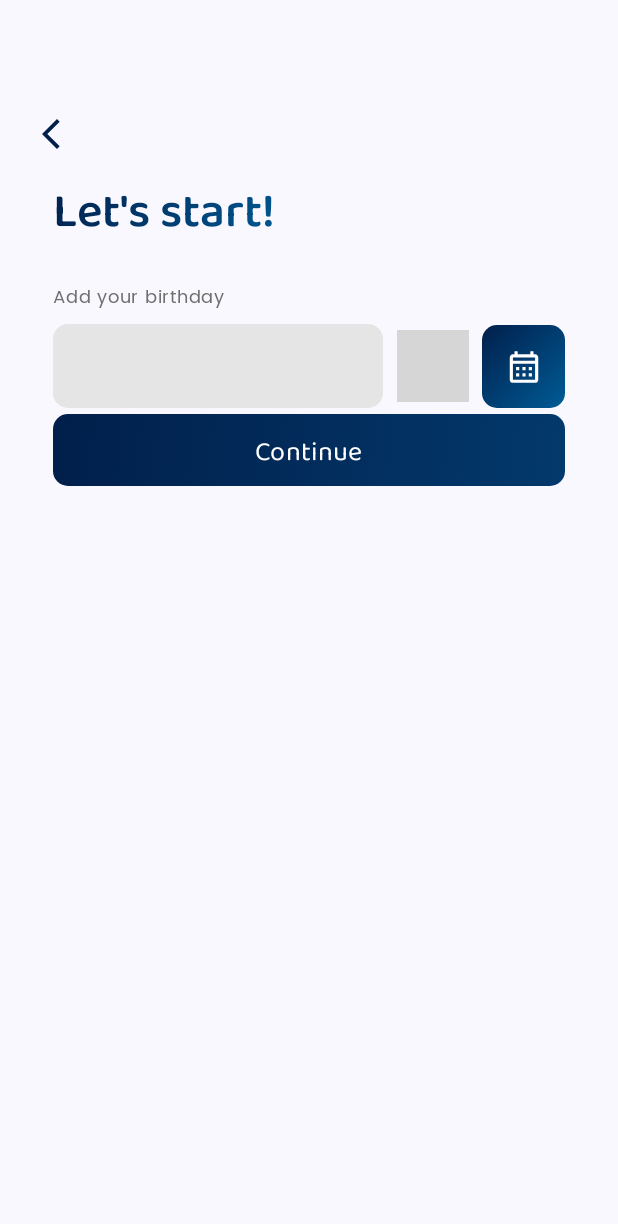
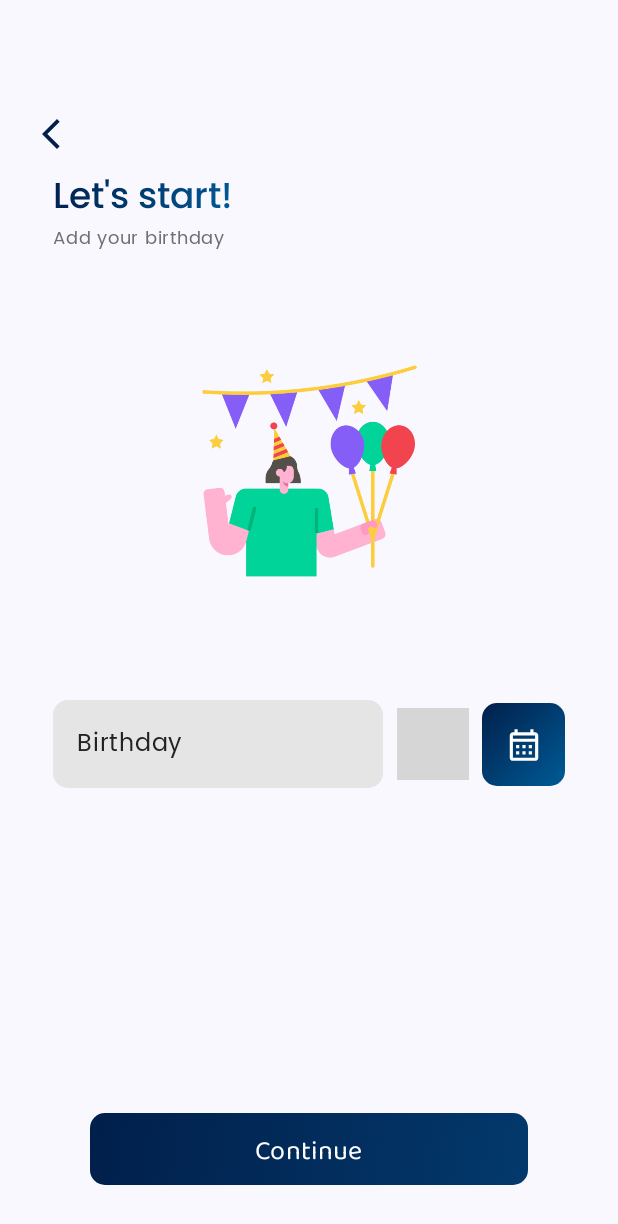
Before and after one commit to JINNIELABORE/Jinni-Mobile, an Android app built with Jetpack Compose: the SignUpMethodChoiceScreen screen opened through its navigation route, after a tap on "Freelancer", on a phone screen of 412 x 824 dp. Shown: the top 1224 px of the screen. Run offline under Robolectric (Android 15) with nearby library versions, the phone set to English and light mode, and no system bars; libraries missing offline, so code that uses them is left out: network.chaintech.kmp_date_time_picker; Roboto replaces fonts that are not available here; 3 statements that could not run were skipped; grey boxes are pictures that could not be loaded.

Commit message:
atualização do cadastro

```diff
--- a/app/src/main/java/br/senai/sp/jandira/screens/cadastros/AddCnpj.kt
+++ b/app/src/main/java/br/senai/sp/jandira/screens/cadastros/AddCnpj.kt
@@ -65,9 +65,9 @@ fun AddCnpj(navController: NavController, clientViewModel: ClientViewModel) {
                 Column(modifier = Modifier.padding(horizontal = 35.dp)) {
                     Text(
                         text = stringResource(id = R.string.add_cnpj),
-                        fontSize = 32.sp,
-                        fontFamily = BalooTammudu,
-                        fontWeight = FontWeight.SemiBold,
+                        fontSize = 24.sp,
+                        fontFamily = Poppins,
+                        fontWeight = FontWeight.Medium,
                         style = TextStyle(
                             brush = Brush.linearGradient(
                                 listOf(
--- a/app/src/main/java/br/senai/sp/jandira/screens/cadastros/BirthdayScreen.kt
+++ b/app/src/main/java/br/senai/sp/jandira/screens/cadastros/BirthdayScreen.kt
@@ -1,5 +1,6 @@
 package br.senai.sp.jandira.screens.cadastros
 
+import androidx.compose.foundation.Image
 import androidx.compose.foundation.background
 import androidx.compose.foundation.clickable
 import androidx.compose.foundation.layout.Arrangement
@@ -36,9 +37,11 @@ import androidx.compose.ui.Alignment
 import androidx.compose.ui.Modifier
 import androidx.compose.ui.graphics.Brush
 import androidx.compose.ui.graphics.Color
+import androidx.compose.ui.res.painterResource
 import androidx.compose.ui.res.stringResource
 import androidx.compose.ui.text.TextStyle
 import androidx.compose.ui.text.font.FontWeight
+import androidx.compose.ui.text.style.TextAlign
 import androidx.compose.ui.tooling.preview.Preview
 import androidx.compose.ui.unit.dp
 import androidx.compose.ui.unit.sp
@@ -57,6 +60,8 @@ import network.chaintech.kmp_date_time_picker.utils.now
 fun BirthdayScreen(navController: NavController, freelancerViewModel: FreelancerViewModel) {
 
     var showDatePicker by remember { mutableStateOf(false) }
+    var showDialog by remember { mutableStateOf(false) }
+
 
     var datanasc = remember {
         mutableStateOf("")
@@ -77,7 +82,7 @@ fun BirthdayScreen(navController: NavController, freelancerViewModel: Freelancer
                     .padding(top = 65.dp, start = 10.dp)
             ) {
                 IconButton(onClick = {
- //                   navController.navigate("SignUpMethod")
+                    navController.navigate("SignUpMethod")
                 }) {
                     Icon(
                         imageVector = Icons.Outlined.ArrowBackIosNew,
@@ -92,12 +97,12 @@ fun BirthdayScreen(navController: NavController, freelancerViewModel: Freelancer
                 modifier = Modifier
                     .fillMaxWidth()
             ){
-                Column(modifier = Modifier.padding(horizontal = 35.dp)) {
+                Column(modifier = Modifier.fillMaxWidth().padding(horizontal = 35.dp)) {
                     Text(
                         text = stringResource(id = R.string.get_started),
-                        fontSize = 32.sp,
-                        fontFamily = BalooTammudu,
-                        fontWeight = FontWeight.SemiBold,
+                        fontSize = 24.sp,
+                        fontFamily = Poppins,
+                        fontWeight = FontWeight.Medium,
                         style = TextStyle(
                             brush = Brush.linearGradient(
                                 listOf(
@@ -115,6 +120,20 @@ fun BirthdayScreen(navController: NavController, freelancerViewModel: Freelancer
                         color = Color(0xff6F6F6F)
                     )
 
+                    Column (
+                        modifier = Modifier
+                            .fillMaxWidth()
+                            .padding(vertical = 70.dp),
+                        horizontalAlignment = Alignment.CenterHorizontally
+                    ){
+                        Image(
+                            painter = painterResource(id = R.drawable.party),
+                            contentDescription = "cake",
+                            modifier = Modifier
+                                .size(150.dp))
+                    }
+
+
                     Row (
                         modifier = Modifier.fillMaxWidth(),
                         verticalAlignment = Alignment.CenterVertically,
@@ -130,6 +149,13 @@ fun BirthdayScreen(navController: NavController, freelancerViewModel: Freelancer
                                 .width(220.dp)
                                 .padding(vertical = 5.dp),
                             shape = RoundedCornerShape(10.dp),
+                            placeholder = {
+                                Text(
+                                    text = stringResource(id = R.string.birthday),
+                                    color = Color(0xff222222),
+                                    fontFamily = Poppins,
+                                )
+                            },
                             readOnly = true,
                             colors = OutlinedTextFieldDefaults.colors(
                                 focusedContainerColor = Color(0xffE5E5E5),
@@ -138,7 +164,11 @@ fun BirthdayScreen(navController: NavController, freelancerViewModel: Freelancer
                                 unfocusedBorderColor = Color.Transparent,
                                 focusedTextColor = Color(0xff222222)
                             ),
-                            maxLines = 1
+                            maxLines = 1,
+                            textStyle = TextStyle(
+                                textAlign = TextAlign.Center,
+                                fontSize = 16.sp
+                            )
                         )
 
                         WheelDatePickerView(
@@ -156,7 +186,7 @@ fun BirthdayScreen(navController: NavController, freelancerViewModel: Freelancer
                                     )
                                 )
                             ),
-                            dateTimePickerView = DateTimePickerView.BOTTOM_SHEET_VIEW,
+                            dateTimePickerView = DateTimePickerView.DIALOG_VIEW,
                             rowCount = 3,
                             dateTextStyle = TextStyle(
                                 fontSize = 15.sp,
@@ -168,6 +198,7 @@ fun BirthdayScreen(navController: NavController, freelancerViewModel: Freelancer
                                 showDatePicker = false
                                 println("Done: $it")
                                 datanasc.value = "${it.dayOfMonth}/${it.monthNumber}/${it.year}"
+
                             },
                             onDismiss = {
                                 showDatePicker = false
@@ -213,24 +244,7 @@ fun BirthdayScreen(navController: NavController, freelancerViewModel: Freelancer
 
                     }
 
-                    Row (
-                        modifier = Modifier
-                            .fillMaxWidth()
-                    ){
 
-                        GradientButton(
-                            onClick = {
-
-                                if(datanasc.value.isNotEmpty()){
-                                    FreelancerViewModel().addBirthday(datanasc.value)
-                                    navController.navigate("FreelancerSignUp")
-                                }
-                            },
-                            text = stringResource(id = R.string.continue_)
-                        )
-
-
-                    }
 
 
 
@@ -251,6 +265,27 @@ fun BirthdayScreen(navController: NavController, freelancerViewModel: Freelancer
 
 
         }
+
+        Row (
+            modifier = Modifier
+                .fillMaxSize()
+                .padding(horizontal = 60.dp, vertical = 35.dp),
+            verticalAlignment = Alignment.Bottom
+        ){
+
+            GradientButton(
+                onClick = {
+
+                    if(datanasc.value.isNotEmpty()){
+                        FreelancerViewModel().addBirthday(datanasc.value)
+                        navController.navigate("FreelancerSignUp")
+                    }
+                },
+                text = stringResource(id = R.string.continue_)
+            )
+
+
+        }
     }
 
 }
--- a/app/src/main/java/br/senai/sp/jandira/screens/cadastros/ClientSignUp.kt
+++ b/app/src/main/java/br/senai/sp/jandira/screens/cadastros/ClientSignUp.kt
@@ -59,9 +59,9 @@ fun ClientSignUp(navController: NavController, clientViewModel: ClientViewModel)
                 Column(modifier = Modifier.padding(horizontal = 35.dp)) {
                     Text(
                         text = stringResource(id = R.string.add_info),
-                        fontSize = 32.sp,
-                        fontFamily = BalooTammudu,
-                        fontWeight = FontWeight.SemiBold,
+                        fontSize = 24.sp,
+                        fontFamily = Poppins,
+                        fontWeight = FontWeight.Medium,
                         style = TextStyle(
                             brush = Brush.linearGradient(
                                 listOf(
--- a/app/src/main/java/br/senai/sp/jandira/screens/cadastros/LoginScreen.kt
+++ b/app/src/main/java/br/senai/sp/jandira/screens/cadastros/LoginScreen.kt
@@ -94,8 +94,8 @@ fun LoginScreen(navController: NavController) {
                 Text(
                     text = stringResource(id = R.string.sign_in),
                     fontSize = 24.sp,
-                    fontFamily = BalooTammudu,
-                    fontWeight = FontWeight.SemiBold,
+                    fontFamily = Poppins,
+                    fontWeight = FontWeight.Medium,
                     style = TextStyle(
                         brush = Brush.linearGradient(
                             listOf(
--- a/app/src/main/java/br/senai/sp/jandira/screens/cadastros/SignUpMethodChoiceScreen.kt
+++ b/app/src/main/java/br/senai/sp/jandira/screens/cadastros/SignUpMethodChoiceScreen.kt
@@ -23,12 +23,12 @@ import androidx.compose.ui.res.painterResource
 import androidx.compose.ui.res.stringResource
 import androidx.compose.ui.text.TextStyle
 import androidx.compose.ui.text.font.FontWeight
-import androidx.compose.ui.tooling.preview.Preview
 import androidx.compose.ui.unit.dp
 import androidx.compose.ui.unit.sp
 import androidx.navigation.NavController
 import br.senai.sp.jandira.R
 import br.senai.sp.jandira.ui.theme.BalooTammudu
+import br.senai.sp.jandira.ui.theme.Poppins
 
 @Composable
 fun SignUpMethodChoiceScreen(navController: NavController) {
@@ -52,8 +52,8 @@ fun SignUpMethodChoiceScreen(navController: NavController) {
                 Text(
                     text = stringResource(id = R.string.sign_up_as),
                     fontSize = 24.sp,
-                   fontFamily = BalooTammudu,
-                   fontWeight = FontWeight.SemiBold,
+                    fontFamily = Poppins,
+                    fontWeight = FontWeight.Medium,
                     style = TextStyle(
                         brush = Brush.linearGradient(
                             listOf(
@@ -66,8 +66,8 @@ fun SignUpMethodChoiceScreen(navController: NavController) {
             }
 
             Column (
-               modifier = Modifier.fillMaxWidth(),
-               horizontalAlignment = Alignment.CenterHorizontally
+                modifier = Modifier.fillMaxWidth().padding(50.dp),
+                horizontalAlignment = Alignment.CenterHorizontally,
             ){
 
                 Card(
@@ -78,7 +78,7 @@ fun SignUpMethodChoiceScreen(navController: NavController) {
                         .height(150.dp)
                         .width(150.dp),
                     colors = CardDefaults.cardColors(
-                       containerColor = Color(0xffFEFEFE)
+                        containerColor = Color.Transparent
                     ),
                     border = BorderStroke(2.dp, Brush.linearGradient(
                         0.0f to Color(0xff011F4B),
@@ -116,7 +116,7 @@ fun SignUpMethodChoiceScreen(navController: NavController) {
                         .height(150.dp)
                         .width(150.dp),
                     colors = CardDefaults.cardColors(
-                       containerColor = Color(0xffFEFEFE)
+                        containerColor = Color.Transparent
                     ),
                     border = BorderStroke(2.dp, Brush.linearGradient(
                         0.0f to Color(0xff011F4B),
@@ -152,9 +152,3 @@ fun SignUpMethodChoiceScreen(navController: NavController) {
         }
     }
 }
-
-@Preview (showBackground = true, showSystemUi = true)
-@Composable
-private fun SigUpPreview() {
-
-}
--- a/app/src/main/java/br/senai/sp/jandira/screens/freelancer/FreelancerProfile.kt
+++ b/app/src/main/java/br/senai/sp/jandira/screens/freelancer/FreelancerProfile.kt
@@ -61,7 +61,7 @@ fun FreelancerProfile(navController: NavController) {
                 horizontalArrangement = Arrangement.SpaceBetween
             ){
                 IconButton(onClick = {
-                        navController.navigate("FreelancerHome")
+   //                     navController.navigate("FreelancerHome")
                 }) {
                     Icon(
                         imageVector = Icons.Outlined.ArrowBackIosNew,
@@ -70,7 +70,7 @@ fun FreelancerProfile(navController: NavController) {
                     )
                 }
                 IconButton(onClick = {
-                        navController.navigate("SignUpMethod")
+  //                      navController.navigate("SignUpMethod")
                 }) {
                     Icon(
                         imageVector = Icons.Outlined.Edit,
--- a/build.gradle.kts
+++ b/build.gradle.kts
@@ -2,4 +2,5 @@
 plugins {
     alias(libs.plugins.android.application) apply false
     alias(libs.plugins.kotlin.android) apply false
+    id("com.google.gms.google-services") version "4.4.2" apply false
 }
```
Also changed, not shown: app/build.gradle.kts (+7 -2 lines), app/src/main/java/br/senai/sp/jandira/screens/cadastros/FreelancerSignUp.kt (+57 -31 lines), gradle/libs.versions.toml (+7 -0 lines), app/src/main/res/drawable/client.png, app/src/main/res/drawable/freelancer.png, app/src/main/res/drawable/party.png (added), 2 other files. Lines whose indentation alone changed are shown as unchanged.
